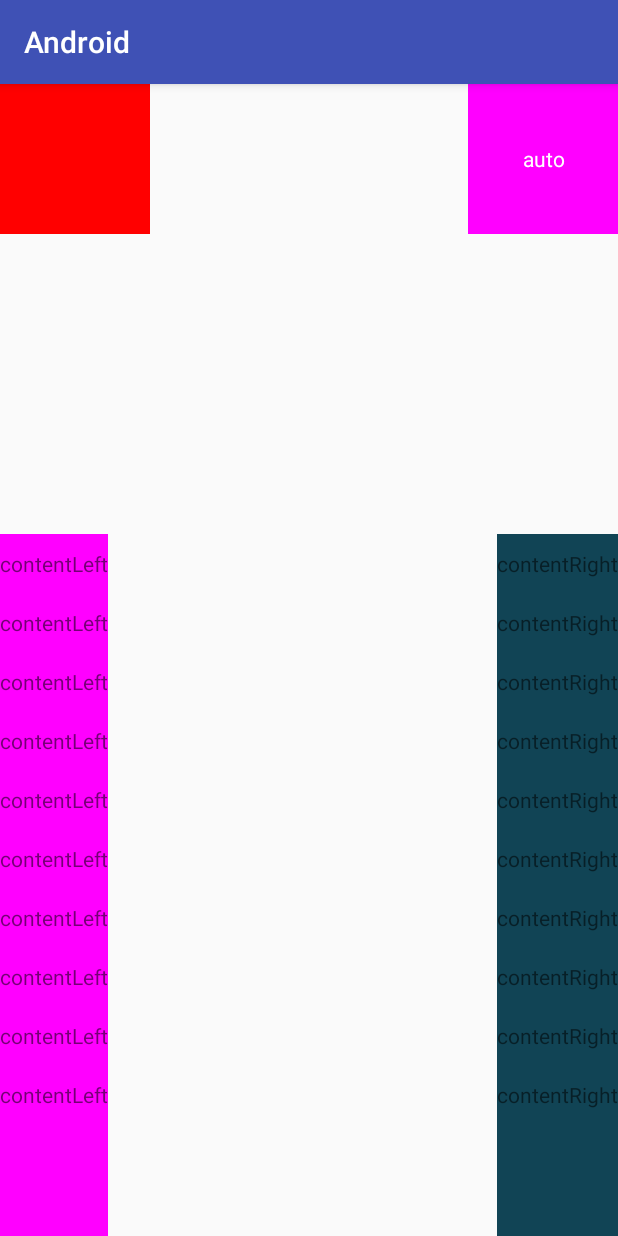
After one commit to helloconch/Android, an Android app: the CoordinatorActivity screen opened directly, with no data from a screen before it, on a phone screen of 412 x 824 dp. The commit adds this screen. Run offline under Robolectric (Android 15) with nearby library versions, the phone set to English and light mode, and no system bars; our stand-ins replace ButterKnife; network calls fail.

Commit message:
add coordinator

```diff
--- a/app/build.gradle
+++ b/app/build.gradle
@@ -22,7 +22,7 @@ android {
 }
 
 dependencies {
-    compile fileTree(include: ['*.jar'], dir: 'libs')
+    compile fileTree(dir: 'libs', include: ['*.jar'])
     testCompile 'junit:junit:4.12'
     compile 'com.android.support:appcompat-v7:24.0.0'
     //butterknife
@@ -36,4 +36,5 @@ dependencies {
     compile 'com.squareup.retrofit2:converter-gson:2.1.0'
     compile project(':app.lib')
     compile 'com.google.android.gms:play-services-appindexing:8.1.0'
+    compile 'com.android.support:design:24.2.0'
 }
--- /dev/null
+++ b/app/src/main/java/com/android/testing/widget/DependentBehavior.java
@@ -0,0 +1,45 @@
+package com.android.testing.widget;
+
+import android.content.Context;
+import android.support.design.widget.CoordinatorLayout;
+import android.support.v4.view.ViewCompat;
+import android.util.AttributeSet;
+import android.view.View;
+import android.widget.ImageView;
+
+/**
+ * Created by cheyanxu on 16/8/27.
+ */
+public class DependentBehavior extends CoordinatorLayout.Behavior<View> {
+    public DependentBehavior(Context context, AttributeSet attrs) {
+        super(context, attrs);
+    }
+
+    /**
+     * 依赖在那个视图上layoutDependsOn的返回值决定了一切！
+     *
+     * @param parent
+     * @param child
+     * @param dependency
+     * @return
+     */
+    @Override
+    public boolean layoutDependsOn(CoordinatorLayout parent, View child, View dependency) {
+        return dependency instanceof ImageView;
+    }
+
+
+    /**
+     * @param parent     当前的CoordinatorLayout
+     * @param child      设置这个Behavior的View
+     * @param dependency 关心的那个View
+     * @return
+     */
+    @Override
+    public boolean onDependentViewChanged(CoordinatorLayout parent, View child, View dependency) {
+        //设置好了依赖，接下来就是当这个被依赖View状态发生变化的时候，我们View也发生改变
+        int offset = dependency.getTop() - child.getTop();
+        ViewCompat.offsetTopAndBottom(child, offset);
+        return super.onDependentViewChanged(parent, child, dependency);
+    }
+}
--- /dev/null
+++ b/app/src/main/java/com/android/testing/widget/ScrollBehavior.java
@@ -0,0 +1,44 @@
+package com.android.testing.widget;
+
+import android.content.Context;
+import android.os.Build;
+import android.support.design.widget.CoordinatorLayout;
+import android.support.v4.view.ViewCompat;
+import android.support.v4.widget.NestedScrollView;
+import android.util.AttributeSet;
+import android.view.View;
+
+/**
+ * 一个ScroolView滚动 参考另一个ScroolView
+ */
+public class ScrollBehavior extends CoordinatorLayout.Behavior<View> {
+    public ScrollBehavior(Context context, AttributeSet attrs) {
+        super(context, attrs);
+    }
+
+    @Override
+    public boolean onStartNestedScroll(CoordinatorLayout coordinatorLayout, View child, View directTargetChild, View target, int nestedScrollAxes) {
+
+//        返回值表明这次滑动我们要不要关心，我们要关心什么样的滑动？当然是y轴方向上的。
+        return (nestedScrollAxes & ViewCompat.SCROLL_AXIS_VERTICAL) != 0;
+
+    }
+
+
+    @Override
+    public void onNestedPreScroll(CoordinatorLayout coordinatorLayout, View child, View target, int dx, int dy, int[] consumed) {
+        super.onNestedPreScroll(coordinatorLayout, child, target, dx, dy, consumed);
+
+        int leftScrolled = target.getScrollY();
+        if (Build.VERSION.SDK_INT >= Build.VERSION_CODES.ICE_CREAM_SANDWICH)
+            child.setScrollY(leftScrolled);
+    }
+
+    @Override
+    public boolean onNestedPreFling(CoordinatorLayout coordinatorLayout, View child, View target, float velocityX, float velocityY) {
+
+        ((NestedScrollView) child).fling((int) velocityY);
+
+        return true;
+    }
+}
--- /dev/null
+++ b/app/src/main/java/com/android/views/CoordinatorActivity.java
@@ -0,0 +1,35 @@
+package com.android.views;
+
+import android.os.Bundle;
+import android.support.annotation.Nullable;
+import android.support.v4.view.ViewCompat;
+import android.support.v7.app.AppCompatActivity;
+import android.widget.ImageView;
+
+import com.android.testing.R;
+
+import butterknife.BindView;
+import butterknife.ButterKnife;
+import butterknife.OnClick;
+
+/**
+ * Created by cheyanxu on 16/8/27.
+ */
+public class CoordinatorActivity extends AppCompatActivity {
+
+    @BindView(R.id.dependent)
+    ImageView dependent;
+
+    @Override
+    protected void onCreate(@Nullable Bundle savedInstanceState) {
+        super.onCreate(savedInstanceState);
+        setContentView(R.layout.activity_coordinator);
+        ButterKnife.bind(this);
+    }
+
+    @OnClick(R.id.dependent)
+    public void onClick() {
+
+        ViewCompat.offsetTopAndBottom(dependent, 5);
+    }
+}
--- /dev/null
+++ b/app/src/main/res/layout/activity_coordinator.xml
@@ -0,0 +1,208 @@
+<?xml version="1.0" encoding="utf-8"?>
+
+<LinearLayout xmlns:android="http://schemas.android.com/apk/res/android"
+    xmlns:app="http://schemas.android.com/apk/res-auto"
+    android:layout_width="match_parent"
+    android:layout_height="match_parent"
+    android:fitsSystemWindows="true"
+    android:orientation="vertical">
+
+
+    <android.support.design.widget.CoordinatorLayout
+        android:layout_width="match_parent"
+        android:layout_height="300dp">
+
+        <ImageView
+            android:id="@+id/dependent"
+            android:layout_width="100dp"
+            android:layout_height="100dp"
+            android:background="#ffff0000" />
+
+        <TextView
+            android:layout_width="100dp"
+            android:layout_height="100dp"
+            android:layout_gravity="top|right"
+            android:background="#f0f"
+            android:gravity="center"
+            android:text="auto"
+            android:textColor="#fff"
+            app:layout_behavior="com.android.testing.widget.DependentBehavior" />
+
+    </android.support.design.widget.CoordinatorLayout>
+
+    <android.support.design.widget.CoordinatorLayout
+        android:layout_width="match_parent"
+        android:layout_height="match_parent">
+
+        <android.support.v4.widget.NestedScrollView
+            android:layout_width="wrap_content"
+            android:layout_height="match_parent"
+            android:layout_gravity="left"
+            android:background="#f0f">
+
+            <LinearLayout
+                android:layout_width="wrap_content"
+                android:layout_height="wrap_content"
+                android:orientation="vertical">
+
+                <TextView
+                    android:layout_width="wrap_content"
+                    android:layout_height="wrap_content"
+                    android:paddingBottom="10dp"
+                    android:paddingTop="10dp"
+                    android:text="contentLeft" />
+
+                <TextView
+                    android:layout_width="wrap_content"
+                    android:layout_height="wrap_content"
+                    android:paddingBottom="10dp"
+                    android:paddingTop="10dp"
+                    android:text="contentLeft" />
+
+                <TextView
+                    android:layout_width="wrap_content"
+                    android:layout_height="wrap_content"
+                    android:paddingBottom="10dp"
+                    android:paddingTop="10dp"
+                    android:text="contentLeft" />
+
+                <TextView
+                    android:layout_width="wrap_content"
+                    android:layout_height="wrap_content"
+                    android:paddingBottom="10dp"
+                    android:paddingTop="10dp"
+                    android:text="contentLeft" />
+
+                <TextView
+                    android:layout_width="wrap_content"
+                    android:layout_height="wrap_content"
+                    android:paddingBottom="10dp"
+                    android:paddingTop="10dp"
+                    android:text="contentLeft" />
+
+                <TextView
+                    android:layout_width="wrap_content"
+                    android:layout_height="wrap_content"
+                    android:paddingBottom="10dp"
+                    android:paddingTop="10dp"
+                    android:text="contentLeft" />
+
+                <TextView
+                    android:layout_width="wrap_content"
+                    android:layout_height="wrap_content"
+                    android:paddingBottom="10dp"
+                    android:paddingTop="10dp"
+                    android:text="contentLeft" />
+
+                <TextView
+                    android:layout_width="wrap_content"
+                    android:layout_height="wrap_content"
+                    android:paddingBottom="10dp"
+                    android:paddingTop="10dp"
+                    android:text="contentLeft" />
+
+                <TextView
+                    android:layout_width="wrap_content"
+                    android:layout_height="wrap_content"
+                    android:paddingBottom="10dp"
+                    android:paddingTop="10dp"
+                    android:text="contentLeft" />
+
+                <TextView
+                    android:layout_width="wrap_content"
+                    android:layout_height="wrap_content"
+                    android:paddingBottom="10dp"
+                    android:paddingTop="10dp"
+                    android:text="contentLeft" />
+            </LinearLayout>
+
+        </android.support.v4.widget.NestedScrollView>
+
+
+        <android.support.v4.widget.NestedScrollView
+            android:layout_width="wrap_content"
+            android:layout_height="match_parent"
+            android:layout_gravity="right"
+            android:background="#145"
+            app:layout_behavior="com.android.testing.widget.ScrollBehavior">
+
+            <LinearLayout
+                android:layout_width="wrap_content"
+                android:layout_height="wrap_content"
+                android:orientation="vertical">
+
+                <TextView
+                    android:layout_width="wrap_content"
+                    android:layout_height="wrap_content"
+                    android:paddingBottom="10dp"
+                    android:paddingTop="10dp"
+                    android:text="contentRight" />
+
+                <TextView
+                    android:layout_width="wrap_content"
+                    android:layout_height="wrap_content"
+                    android:paddingBottom="10dp"
+                    android:paddingTop="10dp"
+                    android:text="contentRight" />
+
+                <TextView
+                    android:layout_width="wrap_content"
+                    android:layout_height="wrap_content"
+                    android:paddingBottom="10dp"
+                    android:paddingTop="10dp"
+                    android:text="contentRight" />
+
+                <TextView
+                    android:layout_width="wrap_content"
+                    android:layout_height="wrap_content"
+                    android:paddingBottom="10dp"
+                    android:paddingTop="10dp"
+                    android:text="contentRight" />
+
+                <TextView
+                    android:layout_width="wrap_content"
+                    android:layout_height="wrap_content"
+                    android:paddingBottom="10dp"
+                    android:paddingTop="10dp"
+                    android:text="contentRight" />
+
+                <TextView
+                    android:layout_width="wrap_content"
+                    android:layout_height="wrap_content"
+                    android:paddingBottom="10dp"
+                    android:paddingTop="10dp"
+                    android:text="contentRight" />
+
+                <TextView
+                    android:layout_width="wrap_content"
+                    android:layout_height="wrap_content"
+                    android:paddingBottom="10dp"
+                    android:paddingTop="10dp"
+                    android:text="contentRight" />
+
+                <TextView
+                    android:layout_width="wrap_content"
+                    android:layout_height="wrap_content"
+                    android:paddingBottom="10dp"
+                    android:paddingTop="10dp"
+                    android:text="contentRight" />
+
+                <TextView
+                    android:layout_width="wrap_content"
+                    android:layout_height="wrap_content"
+                    android:paddingBottom="10dp"
+                    android:paddingTop="10dp"
+                    android:text="contentRight" />
+
+                <TextView
+                    android:layout_width="wrap_content"
+                    android:layout_height="wrap_content"
+                    android:paddingBottom="10dp"
+                    android:paddingTop="10dp"
+                    android:text="contentRight" />
+            </LinearLayout>
+
+        </android.support.v4.widget.NestedScrollView>
+
+    </android.support.design.widget.CoordinatorLayout>
+</LinearLayout>
```
Also changed, not shown: app/src/main/AndroidManifest.xml (+3 -5 lines), app/src/main/java/com/android/lazy/LazyFragmentActivity.java (added, +65 -0 lines), app/src/main/java/com/android/lazy/MyFragment.java (added, +41 -0 lines), app/src/main/java/com/android/testing/BaseAppFragment.java (added, +124 -0 lines), app/src/main/java/com/android/testing/MainActivity.java (+11 -1 lines), app/src/main/res/layout/activity_lazy_fragment_main.xml (added, +13 -0 lines), app/src/main/res/layout/activity_main.xml (+12 -0 lines), app/src/main/res/layout/fragment_lazy_item.xml (added, +15 -0 lines).
